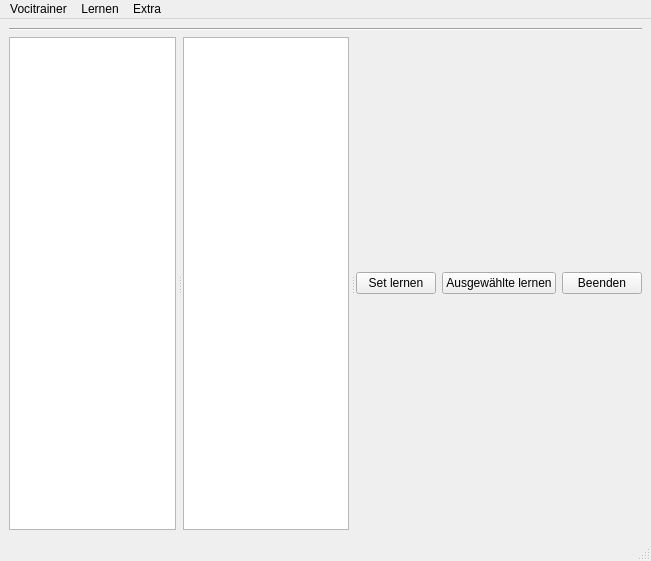
Qt form Client/hauptfenster.ui (samuelx12/Vocitrainer) before a commit.
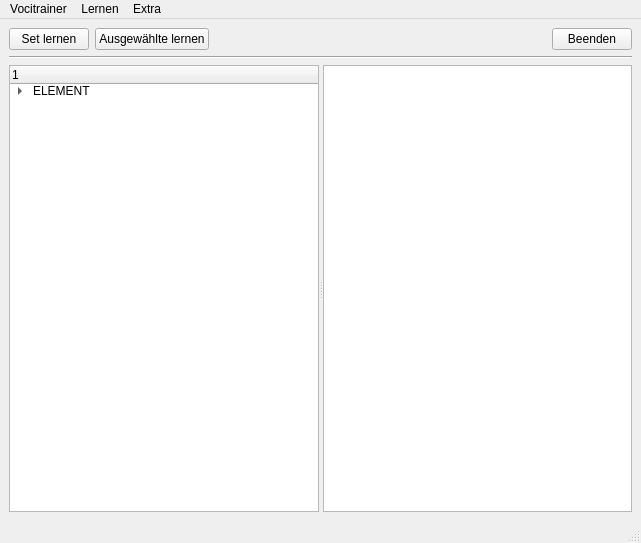
The same form after that commit. Icons and pictures are not drawn.

Commit message: TreeWidget angefangen mit Icons

Patch:
```diff
--- a/Client/hauptfenster.ui
+++ b/Client/hauptfenster.ui
@@ -6,8 +6,8 @@
    <rect>
     <x>0</x>
     <y>0</y>
-    <width>651</width>
-    <height>561</height>
+    <width>641</width>
+    <height>543</height>
    </rect>
   </property>
   <property name="windowTitle">
@@ -16,36 +16,7 @@
   <widget class="QWidget" name="centralwidget">
    <layout class="QVBoxLayout" name="verticalLayout">
     <item>
-     <widget class="Line" name="line_UnterMenu">
-      <property name="orientation">
-       <enum>Qt::Horizontal</enum>
-      </property>
-     </widget>
-    </item>
-    <item>
-     <widget class="QSplitter" name="splitter_ExplorerListe">
-      <property name="maximumSize">
-       <size>
-        <width>16777215</width>
-        <height>16777215</height>
-       </size>
-      </property>
-      <property name="orientation">
-       <enum>Qt::Horizontal</enum>
-      </property>
-      <property name="opaqueResize">
-       <bool>true</bool>
-      </property>
-      <property name="handleWidth">
-       <number>7</number>
-      </property>
-      <property name="childrenCollapsible">
-       <bool>true</bool>
-      </property>
-      <widget class="QTreeView" name="trv_Explorer"/>
-      <widget class="QTableView" name="tbv_Liste"/>
-      <widget class="QWidget" name="">
-       <layout class="QHBoxLayout" name="horizontalLayout">
+     <layout class="QHBoxLayout" name="horizontalLayout_2">
         <item>
          <widget class="QPushButton" name="cmd_SetLernen">
           <property name="toolTip">
@@ -87,7 +58,48 @@
          </widget>
         </item>
        </layout>
-      </widget>
+    </item>
+    <item>
+     <widget class="Line" name="line_UnterMenu">
+      <property name="orientation">
+       <enum>Qt::Horizontal</enum>
+      </property>
+     </widget>
+    </item>
+    <item>
+     <widget class="QSplitter" name="splitter">
+      <property name="orientation">
+       <enum>Qt::Horizontal</enum>
+      </property>
+      <widget class="QTreeWidget" name="trw_Explorer">
+       <property name="styleSheet">
+        <string notr="true">selection-background-color: rgb(201, 220, 225);
+selection-color: rgb(0, 0, 0);</string>
+       </property>
+       <column>
+        <property name="text">
+         <string>1</string>
+        </property>
+       </column>
+       <item>
+        <property name="text">
+         <string>ELEMENT</string>
+        </property>
+        <property name="icon">
+         <iconset>
+          <normaloff>res/icons/folder_FILL0_wght500_GRAD0_opsz40.svg</normaloff>
+          <normalon>res/icons/folder_open_FILL0_wght500_GRAD0_opsz40.svg</normalon>
+          <selectedoff>res/icons/folder_FILL1_wght500_GRAD0_opsz40.svg</selectedoff>
+          <selectedon>res/icons/folder_open_FILL1_wght500_GRAD0_opsz40.svg</selectedon>res/icons/folder_FILL0_wght500_GRAD0_opsz40.svg</iconset>
+        </property>
+        <item>
+         <property name="text">
+          <string>Unterelement</string>
+         </property>
+        </item>
+       </item>
+      </widget>
+      <widget class="QTableView" name="tbv_Liste"/>
      </widget>
     </item>
    </layout>
@@ -97,7 +109,7 @@
     <rect>
      <x>0</x>
      <y>0</y>
-     <width>651</width>
+     <width>641</width>
      <height>22</height>
     </rect>
    </property>
```
Lines whose indentation alone changed are shown as unchanged. The commit also changes 13 other files.
